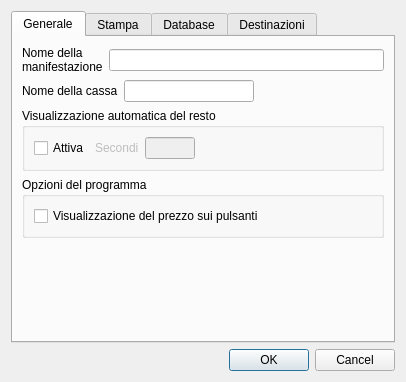
Above: src/configurazionedlg.ui from mtonin/gestcassa before the change. Below: the same form after it.
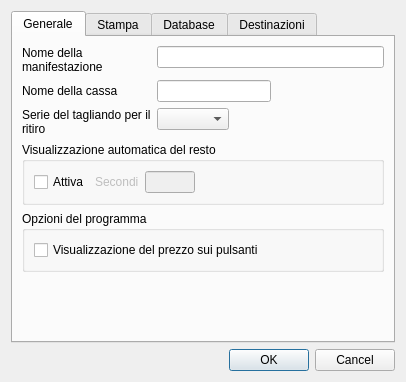
That is the form after the change. The open tabs and pages were chosen to show the change. Icons and pictures are not drawn. Custom widgets are drawn as their Qt base class.

Commit message: - aggiunto gestione serie del tagliando per il ritiro

```diff
--- a/src/configurazionedlg.ui
+++ b/src/configurazionedlg.ui
@@ -25,8 +25,8 @@
       </attribute>
       <layout class="QVBoxLayout" name="verticalLayout_3">
        <item>
-        <layout class="QHBoxLayout" name="horizontalLayout_7">
-         <item>
+        <layout class="QFormLayout" name="formLayout_2">
+         <item row="0" column="0">
           <widget class="QLabel" name="label_6">
            <property name="text">
             <string>Nome della manifestazione</string>
@@ -36,18 +36,14 @@
            </property>
           </widget>
          </item>
-         <item>
+         <item row="0" column="1">
           <widget class="QLineEdit" name="descrManifestazioneTxt">
            <property name="maxLength">
             <number>100</number>
            </property>
           </widget>
          </item>
-        </layout>
-       </item>
-       <item>
-        <layout class="QHBoxLayout" name="horizontalLayout_5">
-         <item>
+         <item row="1" column="0">
           <widget class="QLabel" name="label_5">
            <property name="text">
             <string>Nome della cassa</string>
@@ -57,6 +53,8 @@
            </property>
           </widget>
          </item>
+         <item row="1" column="1">
+          <layout class="QHBoxLayout" name="horizontalLayout_3">
          <item>
           <widget class="QLineEdit" name="nomeCassaTxt">
            <property name="maxLength">
@@ -76,6 +74,42 @@
             </size>
            </property>
           </spacer>
+           </item>
+          </layout>
+         </item>
+         <item row="2" column="0">
+          <widget class="QLabel" name="label_7">
+           <property name="text">
+            <string>Serie del tagliando per il ritiro</string>
+           </property>
+           <property name="wordWrap">
+            <bool>true</bool>
+           </property>
+          </widget>
+         </item>
+         <item row="2" column="1">
+          <layout class="QHBoxLayout" name="horizontalLayout_5">
+           <item>
+            <widget class="QComboBox" name="serieRitiroTxt">
+             <property name="minimumContentsLength">
+              <number>1</number>
+             </property>
+            </widget>
+           </item>
+           <item>
+            <spacer name="horizontalSpacer_3">
+             <property name="orientation">
+              <enum>Qt::Horizontal</enum>
+             </property>
+             <property name="sizeHint" stdset="0">
+              <size>
+               <width>40</width>
+               <height>20</height>
+              </size>
+             </property>
+            </spacer>
+           </item>
+          </layout>
          </item>
         </layout>
        </item>
```
Left out of the diff: 4 changed lines with no effect on the pictures. Lines whose indentation alone changed are shown as unchanged. The commit also changes 3 other files.
